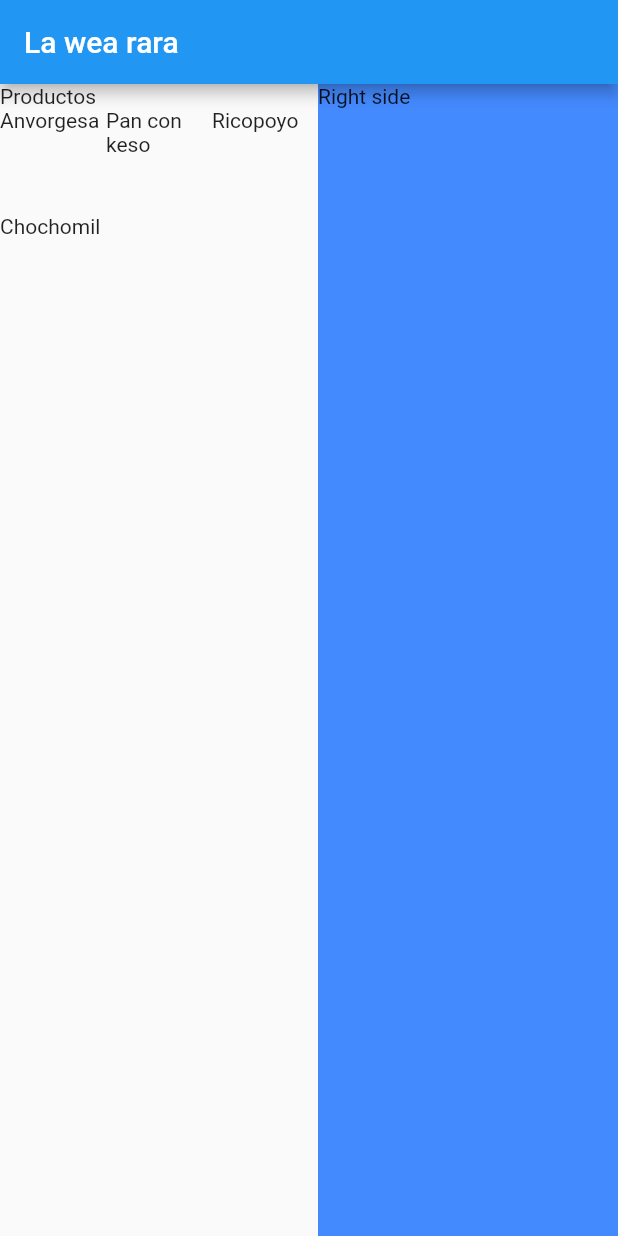
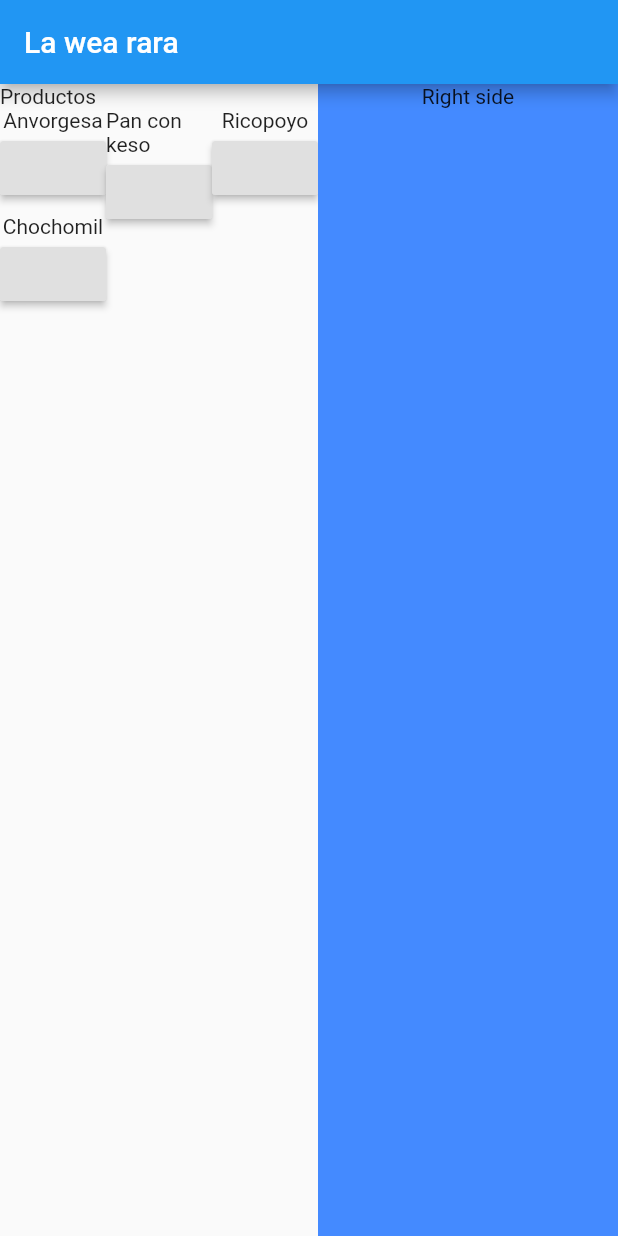
Before and after one commit to Kennedy4617/super-bright-potato, a Flutter app: the screen it shows after launch, on a phone screen of 412 x 824 dp. Run offline on Flutter 3.47's test engine with Material 2 defaults, Android fonts, the phone set to English and light mode, and no system bars.

Commit message:
[WIP][Untested] added product grid and order list

```diff
--- a/super_bright_potato/lib/main.dart
+++ b/super_bright_potato/lib/main.dart
@@ -1,5 +1,8 @@
 import 'package:flutter/material.dart';
+import 'package:provider/provider.dart';
 import 'package:super_bright_potato/models/OrderModel.dart';
+import 'package:super_bright_potato/models/Product.dart';
+import 'test_data/products.dart';
 
 void main() {
   runApp(MyApp());
@@ -32,6 +35,11 @@ class MyHomePage extends StatelessWidget {
         title: Text(title),
       ),
       body: Container(
+        child: MultiProvider(
+          providers: [
+            ChangeNotifierProvider(create: (_) => OrderModel()),
+            ChangeNotifierProvider(create: (_) => Product()),
+          ],
           child: Row(
             crossAxisAlignment: CrossAxisAlignment.stretch,
             children: [
@@ -41,13 +49,28 @@ class MyHomePage extends StatelessWidget {
                   children: [
                     Text('Productos'),
                     Expanded(
+                      // ToDo: Move to it's own widget
                       child: GridView.builder(
-                      itemCount: orderModel.products.length,
+                        itemCount: products.length,
                         gridDelegate: SliverGridDelegateWithFixedCrossAxisCount(
-                          crossAxisCount: 3),
+                          crossAxisCount: 3,
+                        ),
                         itemBuilder: (context, idx) {
+                          // ToDo: create custom product card widget
                           return Container(
-                          child: Text(orderModel.products[idx].name),
+                            child: Column(
+                              children: [
+                                Text(products[idx].name),
+                                RaisedButton(
+                                  onPressed: () {
+                                    // ToDo: somehow disable button when the product is in orderModel and enable again when it's removed
+                                    OrderModel orderModel =
+                                        context.read<OrderModel>();
+                                    orderModel.add(products[idx]);
+                                  },
+                                ),
+                              ],
+                            ),
                           );
                         },
                       ),
@@ -59,12 +82,48 @@ class MyHomePage extends StatelessWidget {
                 width: 200,
                 child: Container(
                   color: Colors.blueAccent,
-                child: Text('Right side'),
+                  child: Column(
+                    children: [
+                      Text('Right side'),
+                      Expanded(
+                        // ToDo: Move to it's own widget
+                        child: Consumer<OrderModel>(
+                          builder: (_, orderModel, __) => ListView.builder(
+                            itemCount: orderModel.products.length,
+                            itemBuilder: (context, i) {
+                              return Consumer<Product>(
+                                builder: (_, product, __) {
+                                  return Row(
+                                    // ToDo: use Selector<Product, <prop>>
+                                    //  instead of Consumer to update only
+                                    //  needed values (optimization baby)
+                                    children: [
+                                      Text(orderModel.products[i].name),
+                                      Spacer(),
+                                      Text(
+                                        orderModel.products[i].amount
+                                            .toString(),
+                                      ),
+                                      Spacer(),
+                                      Text(
+                                        '\$${orderModel.products[i].price.toString()}',
+                                      ),
+                                    ],
+                                  );
+                                },
+                              );
+                            },
+                          ),
                         ),
                       ),
                     ],
                   ),
                 ),
+              ),
+            ],
+          ),
+        ),
+      ),
     );
   }
 }
--- a/super_bright_potato/lib/models/OrderModel.dart
+++ b/super_bright_potato/lib/models/OrderModel.dart
@@ -5,13 +5,7 @@ import 'package:super_bright_potato/models/Product.dart';
 
 class OrderModel extends ChangeNotifier {
   // Private state of the order list
-  // final List<Product> _products = <Product>[];
-  final List<Product> _products = [
-    Product(id: 1, name: 'Anvorgesa', price: 10),
-    Product(id: 2, name: 'Pan con keso', price: 20),
-    Product(id: 3, name: 'Ricopoyo', price: 50),
-    Product(id: 4, name: 'Chochomil', price: 15.5),
-  ];
+  final List<Product> _products = <Product>[];
 
   // A read-only list of products in the order.
   UnmodifiableListView<Product> get products => UnmodifiableListView(_products);
@@ -56,11 +50,3 @@ class OrderModel extends ChangeNotifier {
     notifyListeners();
   }
 }
-
-/// Test values
-List<Product> products = [
-  Product(id: 1, name: 'Anvorgesa', price: 10),
-  Product(id: 2, name: 'Pan con keso', price: 20),
-  Product(id: 3, name: 'Ricopoyo', price: 50),
-  Product(id: 4, name: 'Chochomil', price: 15.5),
-];
--- /dev/null
+++ b/super_bright_potato/lib/test_data/products.dart
@@ -0,0 +1,9 @@
+import 'package:super_bright_potato/models/Product.dart';
+
+/// Test values
+List<Product> products = [
+  Product(id: 1, name: 'Anvorgesa', price: 10),
+  Product(id: 2, name: 'Pan con keso', price: 20),
+  Product(id: 3, name: 'Ricopoyo', price: 50),
+  Product(id: 4, name: 'Chochomil', price: 15.5),
+];
```
Lines whose indentation alone changed are shown as unchanged.
